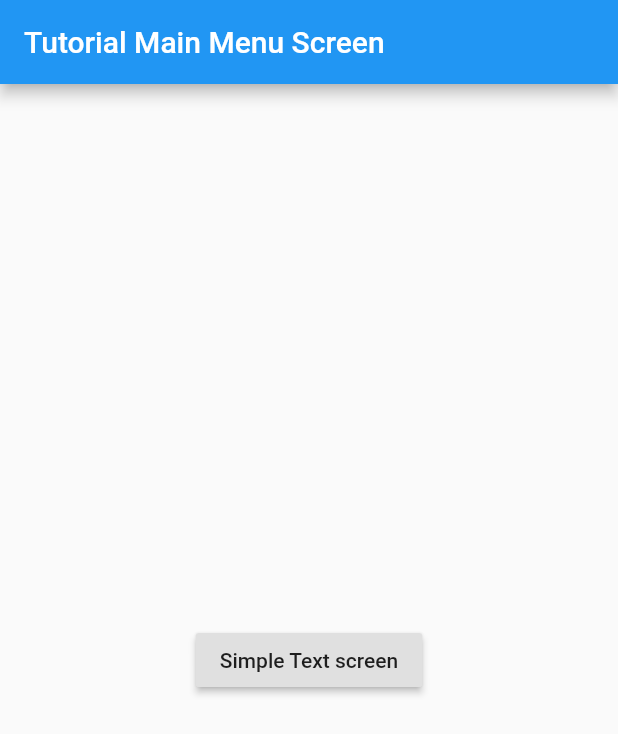
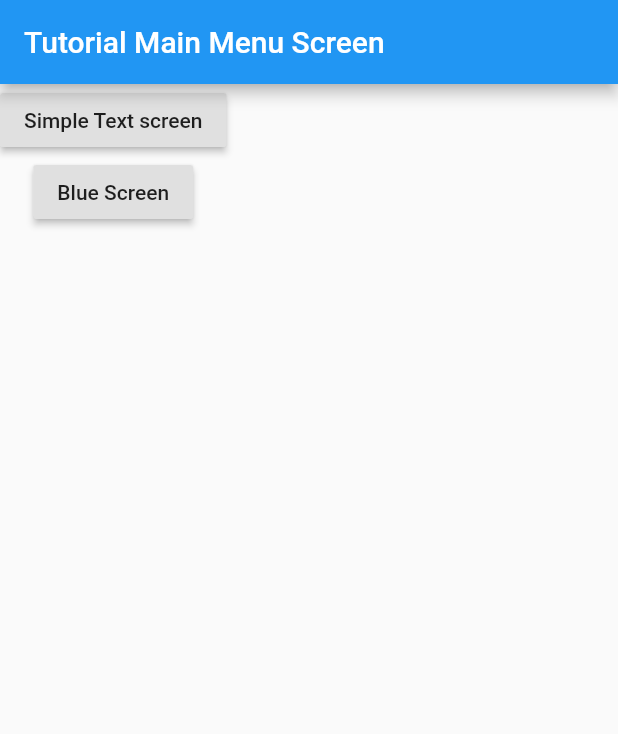
Before and after one commit to KK-MS/app_tutorial_flutter, a Flutter app: the screen it shows after launch, on a phone screen of 412 x 824 dp. Shown: the top 734 px of the screen. Run offline on Flutter 3.47's test engine with Material 2 defaults, Android fonts, the phone set to English and light mode, and no system bars.

Commit message:
Added blue screen

```diff
--- a/lib/main.dart
+++ b/lib/main.dart
@@ -2,6 +2,7 @@ import 'package:flutter/material.dart';
 
 // Import the application imports.
 import '02_simple_text_screen.dart';
+import '03_blue_screen.dart';
 
 // main function
 // Start the app with the "/" named route. In this case, the app starts
@@ -23,6 +24,7 @@ class MyAppMain extends StatelessWidget {
       routes: {
         '/': (context) => MainMenuScreen(),
         '/simple_text': (context) => SimpleTextScreen(),
+        '/03Blue': (context) => BlueScreen(),
       },
     ));
   }
@@ -35,16 +37,35 @@ class MainMenuScreen extends StatelessWidget {
       appBar: AppBar(
         title: Text('Tutorial Main Menu Screen'),
       ),
+      body: Column(
+        children: <Widget>[
+          btn02SimpleText(context),
+          btn03BlueScreen(context),
+       ],
+      ),
+    );
+  }
 
-      body: Center(
-        child: RaisedButton(
+
+  Widget btn02SimpleText(BuildContext context)
+  {
+    return RaisedButton(
       child: Text('Simple Text screen'),
       onPressed: () {
         // Navigate to the second screen using a named route.
         Navigator.pushNamed(context, '/simple_text');
       },
-        ),
-      ),
+    );
+  }
+
+  Widget btn03BlueScreen(BuildContext context)
+  {
+    return RaisedButton(
+      child: Text('Blue Screen'),
+      onPressed: () {
+        // Navigate to the second screen using a named route.
+        Navigator.pushNamed(context, '/03Blue');
+      },
     );
   }
 }
```
Also changed, not shown: lib/03_blue_screen.dart (added, +27 -0 lines). Lines whose indentation alone changed are shown as unchanged.
